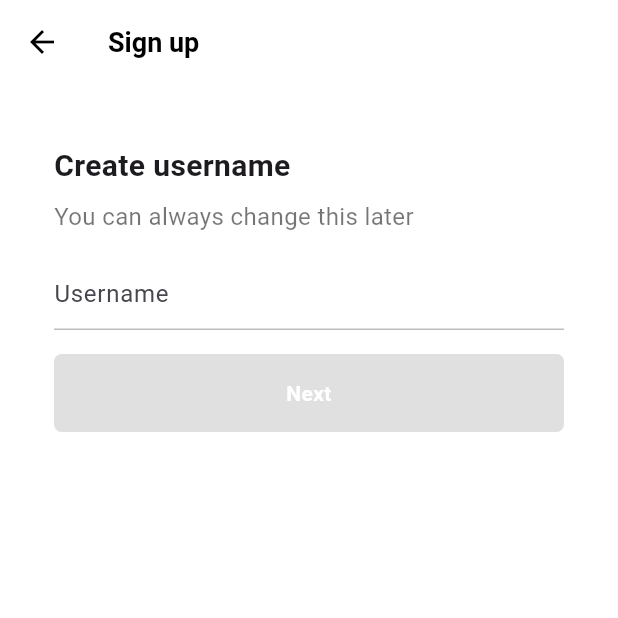
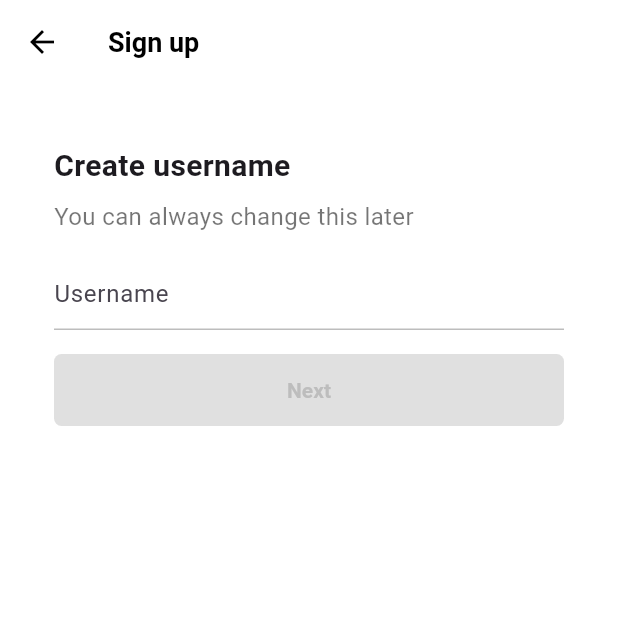
Before and after one commit to Ddip318/tiktok_clone, a Flutter app: the UsernameScreen screen opened directly, on a phone screen of 412 x 824 dp, the top half of it. Run offline on Flutter 3.47's test engine with Material 3 defaults, Android fonts, the phone set to English and light mode, and no system bars; our stand-ins replace font_awesome_flutter.

Commit message:
make typing usernamescreen

```diff
--- a/lib/features/authentication/username_screen.dart
+++ b/lib/features/authentication/username_screen.dart
@@ -2,6 +2,7 @@ import 'package:flutter/material.dart';
 import 'package:flutter/widgets.dart';
 import 'package:tiktok_clone/constants/gaps.dart';
 import 'package:tiktok_clone/constants/sizes.dart';
+import 'package:tiktok_clone/features/authentication/widgets/form_button.dart';
 
 class UsernameScreen extends StatefulWidget {
   const UsernameScreen({super.key});
@@ -26,6 +27,12 @@ class _UsernameScreenState extends State<UsernameScreen> {
         });
       },
     );
+  }
+
+  @override
+  void dispose() {
+    _usernameController.dispose();
+    super.dispose();
   }
 
   @override
@@ -78,33 +85,7 @@ class _UsernameScreenState extends State<UsernameScreen> {
               cursorColor: Theme.of(context).primaryColor,
             ),
             Gaps.v16,
-            FractionallySizedBox(
-              widthFactor: 1,
-              child: AnimatedContainer(
-                duration: Duration(
-                  milliseconds: 500,
-                ),
-                padding: EdgeInsets.symmetric(
-                  vertical: Sizes.size16,
-                ),
-                decoration: BoxDecoration(
-                  borderRadius: BorderRadius.circular(
-                    Sizes.size5,
-                  ),
-                  color: _username.isEmpty
-                      ? Colors.grey.shade300
-                      : Theme.of(context).primaryColor,
-                ),
-                child: Text(
-                  'Next',
-                  textAlign: TextAlign.center,
-                  style: TextStyle(
-                    color: Colors.white,
-                    fontWeight: FontWeight.w600,
-                  ),
-                ),
-              ),
-            )
+            FormButton(disabled: _username.isEmpty)
           ],
         ),
       ),
--- /dev/null
+++ b/lib/features/authentication/widgets/form_button.dart
@@ -0,0 +1,44 @@
+import 'package:flutter/material.dart';
+import 'package:tiktok_clone/constants/sizes.dart';
+
+class FormButton extends StatelessWidget {
+  const FormButton({
+    super.key,
+    required this.disabled,
+  });
+
+  final bool disabled;
+
+  @override
+  Widget build(BuildContext context) {
+    return FractionallySizedBox(
+      widthFactor: 1,
+      child: AnimatedContainer(
+        duration: Duration(
+          milliseconds: 500,
+        ),
+        padding: EdgeInsets.symmetric(
+          vertical: Sizes.size16,
+        ),
+        decoration: BoxDecoration(
+          borderRadius: BorderRadius.circular(
+            Sizes.size5,
+          ),
+          color:
+              disabled ? Colors.grey.shade300 : Theme.of(context).primaryColor,
+        ),
+        child: AnimatedDefaultTextStyle(
+          duration: Duration(milliseconds: 500),
+          style: TextStyle(
+            color: disabled ? Colors.grey.shade400 : Colors.white,
+            fontWeight: FontWeight.w600,
+          ),
+          child: Text(
+            'Next',
+            textAlign: TextAlign.center,
+          ),
+        ),
+      ),
+    );
+  }
+}
```
Also changed, not shown: lib/features/authentication/email_screen.dart (+61 -8 lines).
